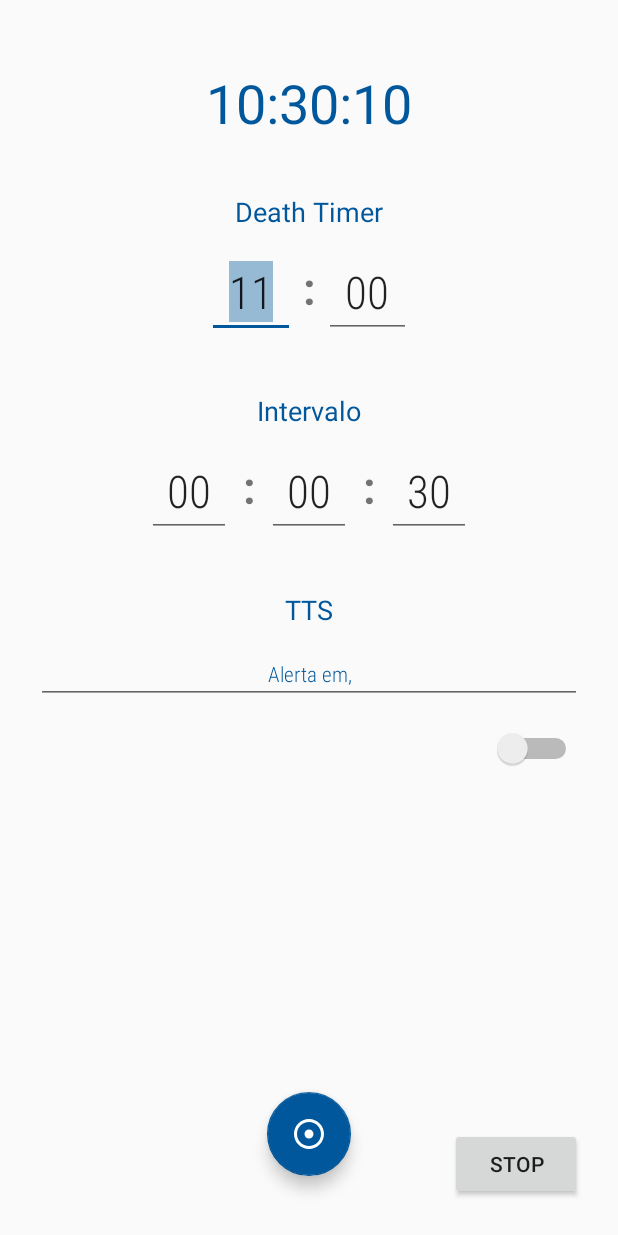
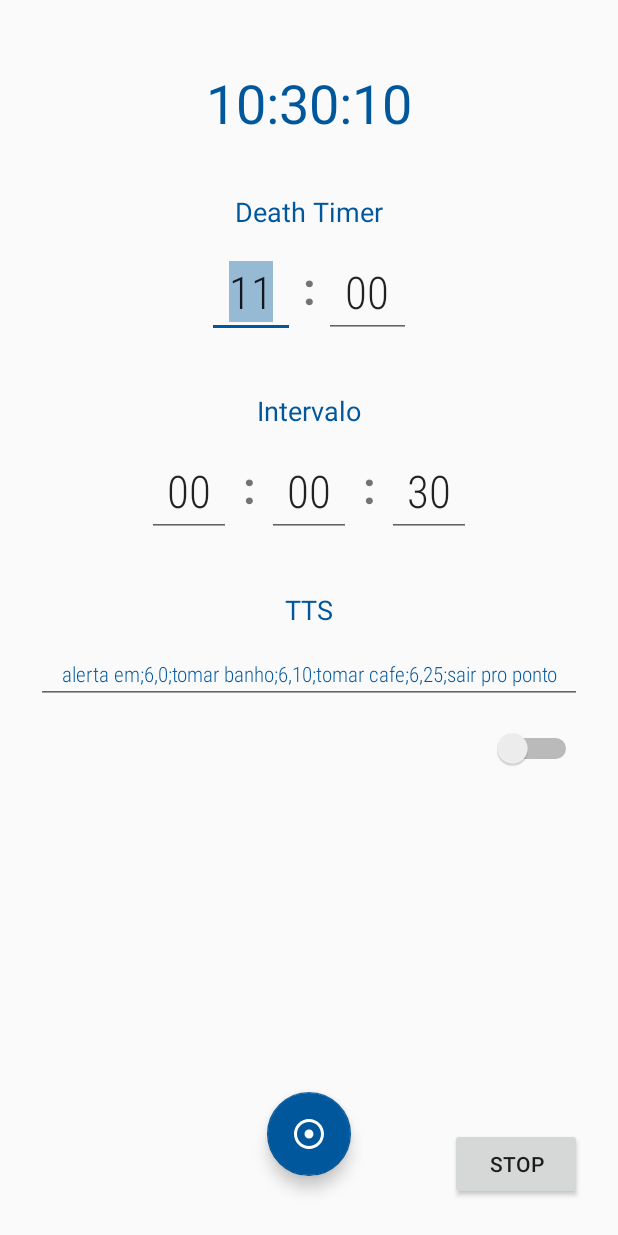
Before and after one commit to segodimo/RecTimerV01, an Android app: the screen it shows after launch (EditForm), after a tap on an icon or button, on a phone screen of 412 x 824 dp. Run offline under Robolectric (Android 15) with nearby library versions, the phone set to English and light mode, and no system bars; 1 other tap on this screen came first.

Commit message:
Backup 20201601

```diff
--- a/app/src/main/java/com/rec/timerv01/activity/EditForm.java
+++ b/app/src/main/java/com/rec/timerv01/activity/EditForm.java
@@ -61,7 +61,7 @@ public class EditForm extends AppCompatActivity {
 
     Calendar nowdate;
 
-    private int AlertTimei;
+    private int AlertTimei = 0;
     private int AlertTimef;
 
     private int Intervalo;
@@ -161,16 +161,18 @@ public class EditForm extends AppCompatActivity {
                         // android:text="11:20|First Step|18:30|Second Step"
                         String ttsfala = Objects.requireNonNull(inptSpeach.getText()).toString();
                         //------------------------------------------------------------------------------------------------
-                        Intervalo = 10;
-                        diffA = 30000; // em Segundos
-                        AlertTimei = 5000; // em ms tempo de espera para começar
+                        //PARA TESTES
+                        //Intervalo = 10;
+                        //diffA = 60000; // em Segundos
+                        //AlertTimei = 5000; // em ms tempo de espera para começar
+                        //------------------------------------------------------------------------------------------------
                         //AlertTimef = 60000; // em ms temo que demora o trabalho = death timer
 
-                        Log.d("TAGNAME", "AlertTimei "+String.valueOf(AlertTimei / 1000));
+                        Log.d("TAGNAME", "AlertTimei = 0 "+String.valueOf(AlertTimei = 0 / 1000));
                         Log.d("TAGNAME", "AlertTimef "+String.valueOf(AlertTimef / 1000));
 
-                        //salvarAlarme("tag1", AlertTimei, "titititi", "fala teste", (AlertTimef-AlertTimei), Intervalo);
-                        salvarAlarme(tag, AlertTimei, "titititi", ttsfala, diffA/1000, Intervalo);
+                        //salvarAlarme("tag1", AlertTimei = 0, "titititi", "fala teste", (AlertTimef-AlertTimei = 0), Intervalo);
+                        salvarAlarme(tag, AlertTimei = 0, ttsfala, diffA/1000, Intervalo);
                         //------------------------------------------------------------------------------------------------
                     }else{
 //                        int diffTime = diffMax-30000;
@@ -223,13 +225,12 @@ public class EditForm extends AppCompatActivity {
         }
     }
 
-    private void salvarAlarme(String tag, int alertTime, String tit, String txt, int diffA, int intrv) {
+    private void salvarAlarme(String tag, int alertTime, String txt, int diffA, int intrv) {
 
         /*============================================================*/
         Intent intentBC = new Intent(this, RecBroadcastReceiver.class);
         intentBC.putExtra("alertTime", alertTime);
         intentBC.putExtra("tag", tag);
-        intentBC.putExtra("tit", tit);
         intentBC.putExtra("txt", txt);
         intentBC.putExtra("diffA", diffA);
         intentBC.putExtra("intrv", intrv);
--- a/app/src/main/java/com/rec/timerv01/activity/RecBroadcastReceiver.java
+++ b/app/src/main/java/com/rec/timerv01/activity/RecBroadcastReceiver.java
@@ -26,7 +26,6 @@ public class RecBroadcastReceiver extends BroadcastReceiver {
         /*============================================================*/
         int alertTime = intent.getExtras().getInt("alertTime");
         String tag = intent.getExtras().getString("tag");
-        String tit = intent.getExtras().getString("tit");
         String txt = intent.getExtras().getString("txt");
         int diffA = intent.getExtras().getInt("diffA");
         int intrv = intent.getExtras().getInt("intrv");
@@ -35,7 +34,6 @@ public class RecBroadcastReceiver extends BroadcastReceiver {
         /*============================================================*/
         // SEND DADOS PRO WORKMANAGER
         Data data = new Data.Builder()
-                .putString("tit",tit)
                 .putString("txt",txt)
                 .putInt("diffA", diffA)
                 .putInt("intrv", intrv)
@@ -44,7 +42,7 @@ public class RecBroadcastReceiver extends BroadcastReceiver {
         final OneTimeWorkRequest workRequest = new OneTimeWorkRequest.Builder(WorkManagerRecTimer.class)
                 .setInputData(data)
                 .setInitialDelay(alertTime, TimeUnit.MILLISECONDS)
-                //.setInitialDelay(5000, TimeUnit.MILLISECONDS)
+                //.setInitialDelay(0, TimeUnit.MILLISECONDS)
                 .addTag(tag)
                 .build();
 
--- a/app/src/main/res/layout/activity_edit_form.xml
+++ b/app/src/main/res/layout/activity_edit_form.xml
@@ -214,7 +214,7 @@
                 android:fontFamily="sans-serif-condensed-light"
                 android:inputType="textShortMessage"
                 android:selectAllOnFocus="true"
-                android:text="Alerta em,"
+                android:text="alerta em;6,0;tomar banho;6,10;tomar cafe;6,25;sair pro ponto"
                 android:textAlignment="center"
                 android:textColor="#01579B"
                 android:textSize="14sp" />
```
Also changed, not shown: app/src/main/java/com/rec/timerv01/activity/FalaTTS.java (+5 -2 lines), app/src/main/java/com/rec/timerv01/activity/WorkManagerRecTimer.java (+15 -8 lines).
